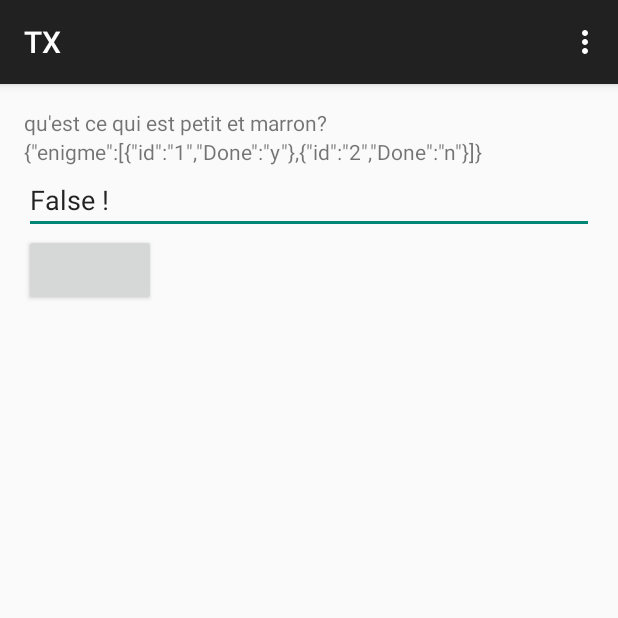
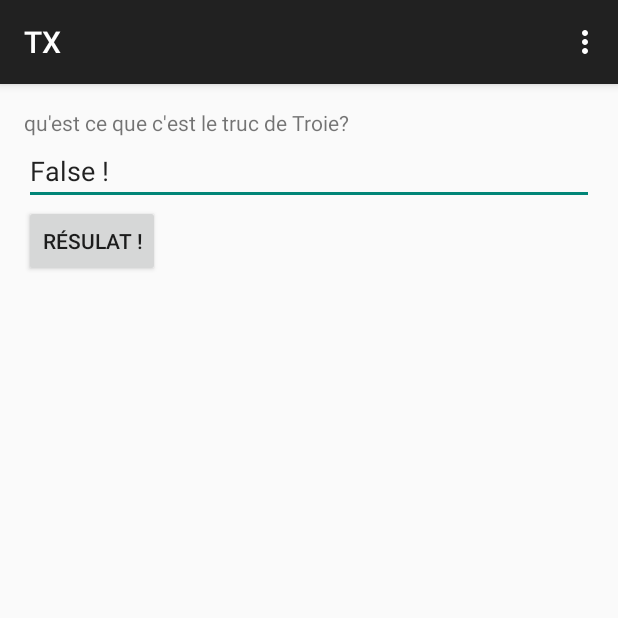
Before and after one commit to TonyMalghem/TX_ocr, an Android app: the screen it shows after launch (Activity_JSON), in the options menu, after a tap on "Settings", on a phone screen of 412 x 824 dp, the top half of it. Run offline under Robolectric (Android 15) with nearby library versions, the phone set to English and light mode, and no system bars.

Commit message:
gestion des questions

```diff
--- a/app/src/main/java/com/projet/tony/tx/Activity_JSON.java
+++ b/app/src/main/java/com/projet/tony/tx/Activity_JSON.java
@@ -36,6 +36,7 @@ public class Activity_JSON extends ActionBarActivity {
     private TextView texte = null;
     private JSONObject parser=null;
     private JSONObject save=null;
+    private int Id_Question=1; // question actuelle
     @Override
     protected void onCreate(Bundle savedInstanceState) {
         super.onCreate(savedInstanceState);
@@ -45,11 +46,9 @@ public class Activity_JSON extends ActionBarActivity {
 
 
         final TextView textView = (TextView) findViewById(R.id.textView);
-        textView.setText(get_question(1));
+        textView.setText(get_question(Id_Question));
 
 
-        final TextView textView2 = (TextView) findViewById(R.id.textView2);
-        textView2.setText(save.toString());
 
         final Button button = (Button) findViewById(R.id.button);
         button.setOnClickListener(new View.OnClickListener() {
@@ -58,17 +57,29 @@ public class Activity_JSON extends ActionBarActivity {
 
                 final EditText editText = (EditText) findViewById(R.id.editText);
                 String rep=editText.getText().toString();
-                if(res(parser,rep,1)) editText.setText("True !");
+                if(res(parser,rep,Id_Question)) editText.setText("True !");
                 else editText.setText("False !");
+                question_done(Id_Question);
+                saveXP();
+                changer_question();
 
+                if(Id_Question!=-1) {
+                    final TextView textView = (TextView) findViewById(R.id.textView);
+                    textView.setText(get_question(Id_Question));
+                }
+                else
+                {
+                    final TextView textView = (TextView) findViewById(R.id.textView);
+                    textView.setText("Plus de question !");
+                }
 
-                question_done(1);
-                saveXP();
+                // lecture du fichier save
+                // a utiliser au démarage (faire un test pour savoir s'il existe dans le cas contraire ouvir le fichier save.JSON de l'asset)
+                /*
 
                 String ret = "";
-
                 try {
-                    InputStream inputStream = openFileInput("test.txt");
+                    InputStream inputStream = openFileInput("save.txt");
 
                     if ( inputStream != null ) {
                         InputStreamReader inputStreamReader = new InputStreamReader(inputStream);
@@ -91,14 +102,46 @@ public class Activity_JSON extends ActionBarActivity {
                 } catch (IOException e) {
                     Log.e("login activity", "Can not read file: " + e.toString());
                 }
+                */
             }
+
         });
 
     }
 
+    // change de question pour une question pas encore répondue
+public void changer_question()
+{
+    int i=0;
+    String done="y";
+    JSONArray enigme = null;
+    try {
+        enigme = save.getJSONArray("enigme");
+        JSONObject ret=enigme.getJSONObject(i);
+        while(done.compareTo("y")==0 && i<enigme.length())
+        {
+            ret = enigme.getJSONObject(i);
+            done=ret.getString("Done");
+            i++;
+        }
+        // si on a pas trouvé alors il n'y a plus de question sinon on met l'id réel de la question
+        if(ret.getString("Done").compareTo("y")==0)i=-1;
+    } catch (JSONException e) {
+        e.printStackTrace();
+    }
+
+
+
+
+
+    Id_Question=i;
+
+}
+
+
     public void saveXP()
     {
-        File file = getFileStreamPath("test.txt");
+        File file = getFileStreamPath("save.txt");
 
         if (!file.exists()) {
             try {
--- a/app/src/main/res/layout/activity_activity__json.xml
+++ b/app/src/main/res/layout/activity_activity__json.xml
@@ -17,26 +17,19 @@
         android:layout_width="wrap_content"
         android:layout_height="wrap_content" />
 
-    <TextView
-        android:id="@+id/textView2"
-        android:text="@string/hello_world"
-        android:layout_alignStart="@+id/textView"
-        android:layout_alignLeft="@+id/textView"
-        android:layout_below="@+id/textView"
-        android:layout_width="wrap_content"
-        android:layout_height="wrap_content" />
-
     <Button
         android:id="@+id/button"
         android:layout_below="@+id/editText"
         android:layout_width="wrap_content"
-        android:layout_height="wrap_content" />
+        android:layout_height="wrap_content"
+        android:text="Résulat !" />
 
     <EditText
         android:id="@+id/editText"
         android:layout_width="fill_parent"
         android:layout_height="wrap_content"
-        android:layout_below="@+id/textView2"
         android:layout_alignParentLeft="true"
-        android:layout_alignParentStart="true" />
+        android:layout_alignParentStart="true"
+        android:layout_below="@+id/textView" />
+
 </RelativeLayout>
```
Also changed, not shown: 1 other file.
